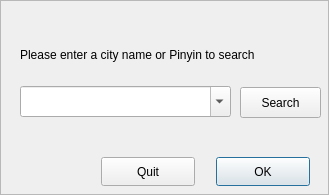
Above: src/locationdialog.ui from UbuntuKylin/youker-assistant before the change. Below: the same form after it.
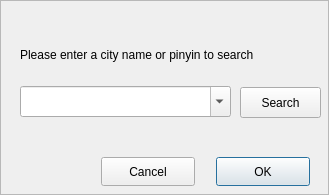
That is the form after the change. Icons and pictures are not drawn.

Diff of the .ui file:
```diff
--- a/src/locationdialog.ui
+++ b/src/locationdialog.ui
@@ -36,7 +36,7 @@
     </rect>
    </property>
    <property name="text">
-    <string>&lt;html&gt;&lt;head/&gt;&lt;body&gt;&lt;p&gt;Please enter a city name or Pinyin to search&lt;/p&gt;&lt;/body&gt;&lt;/html&gt;</string>
+    <string>&lt;html&gt;&lt;head/&gt;&lt;body&gt;&lt;p&gt;Please enter a city name or pinyin to search&lt;/p&gt;&lt;/body&gt;&lt;/html&gt;</string>
    </property>
   </widget>
   <widget class="QFrame" name="frame">
@@ -89,7 +89,7 @@
 font: 11pt &quot;文泉驿微米黑&quot;;</string>
    </property>
    <property name="text">
-    <string>Quit</string>
+    <string>Cancel</string>
    </property>
   </widget>
   <widget class="QLabel" name="btn_close">
```
